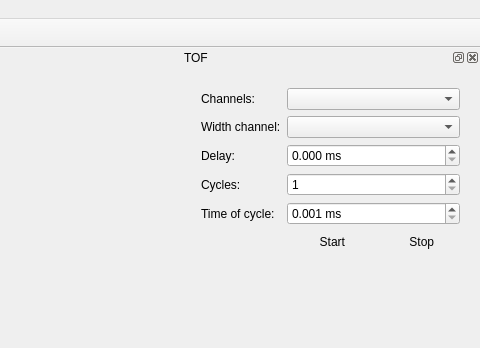
The window that ui/spectrometer-client/mainwindow.ui (tre3k/spectrometer) describes before a commit, drawn with Qt 5; both pictures show x 684 to 1164 and y 0 to 348 of the 1164 by 743 pixel window.
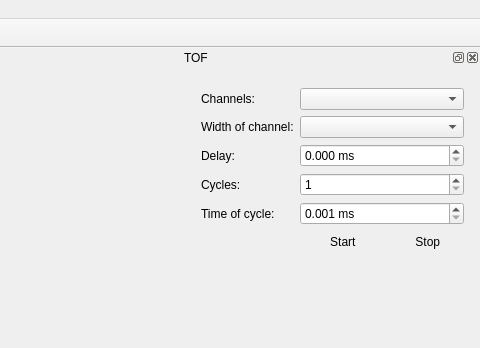
The same window after the commit. Icons and pictures are not drawn.

```diff
--- a/ui/spectrometer-client/mainwindow.ui
+++ b/ui/spectrometer-client/mainwindow.ui
@@ -102,7 +102,7 @@
       <rect>
        <x>10</x>
        <y>10</y>
-       <width>281</width>
+       <width>285</width>
        <height>211</height>
       </rect>
      </property>
@@ -123,7 +123,7 @@
       <item row="1" column="0">
        <widget class="QLabel" name="label_2">
         <property name="text">
-         <string>Width channel:</string>
+         <string>Width of channel:</string>
         </property>
        </widget>
       </item>
```
